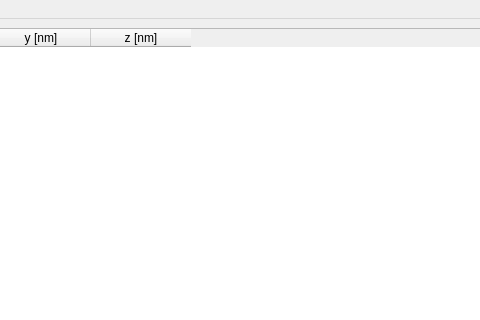
First picture: the form in NPDesigner/src/mainwindow.ui, repository ucd-softmatterlab/NPCoronaPredict, before the edit; both pictures show x 594 to 1074 and y 0 to 320 of the 1302 by 850 pixel window.
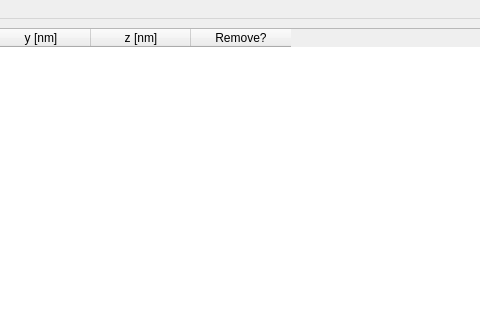
Second picture: the form after the edit.

```diff
--- a/NPDesigner/src/mainwindow.ui
+++ b/NPDesigner/src/mainwindow.ui
@@ -44,7 +44,7 @@
          <bool>true</bool>
         </property>
         <property name="columnCount">
-         <number>4</number>
+         <number>5</number>
         </property>
         <column>
          <property name="text">
@@ -66,6 +66,11 @@
           <string>z [nm]</string>
          </property>
         </column>
+        <column>
+         <property name="text">
+          <string>Remove?</string>
+         </property>
+        </column>
        </widget>
       </item>
       <item row="2" column="3">
```
